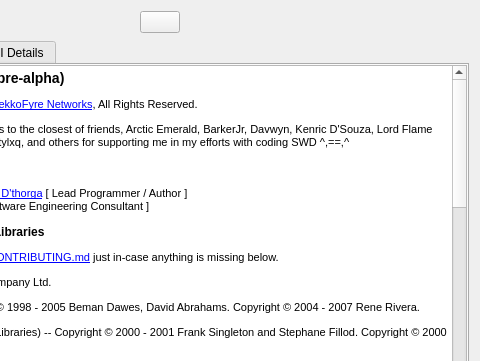
Qt form src/ui/aboutdialog.ui (GekkoFyre/small-world-deluxe) before a commit; both pictures show x 160 to 640 and y 0 to 361 of the 640 by 480 pixel window.
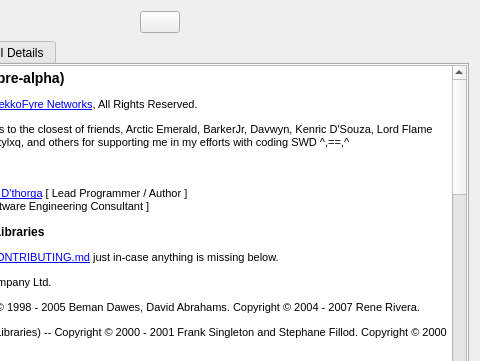
The same form after that commit.

Commit message: * Added comments to the source code within the audio encoding section of Small World Deluxe. * Changed around the CREDITS given to some newer sources while removing older ones no longer used! * Updated copyright sources too as per above, notably within the About screen.

```diff
--- a/src/ui/aboutdialog.ui
+++ b/src/ui/aboutdialog.ui
@@ -178,7 +178,15 @@
 &lt;p style=&quot; margin-top:12px; margin-bottom:12px; margin-left:0px; margin-right:0px; -qt-block-indent:0; text-indent:0px;&quot;&gt;&lt;span style=&quot; font-family:'Courier New'; font-size:8pt;&quot;&gt;KissFFT -- Copyright © 2003 - 2010 Mark Borgerding . All rights reserved.&lt;/span&gt;&lt;/p&gt;
 &lt;p style=&quot; margin-top:12px; margin-bottom:12px; margin-left:0px; margin-right:0px; -qt-block-indent:0; text-indent:0px;&quot;&gt;&lt;span style=&quot; font-family:'Courier New'; font-size:8pt;&quot;&gt;QwtWaterfallplot -- Copyright © 2019 Amine Mzoughi.&lt;/span&gt;&lt;/p&gt;
 &lt;hr /&gt;
-&lt;p style=&quot; margin-top:12px; margin-bottom:12px; margin-left:0px; margin-right:0px; -qt-block-indent:0; text-indent:0px;&quot;&gt;&lt;span style=&quot; font-family:'Courier New'; font-size:8pt;&quot;&gt;Opus -- Copyright © 2001 - 2011 Xiph.Org, Skype Limited, Octasic, Jean-Marc Valin, Timothy B. Terriberry, CSIRO, Gregory Maxwell, Mark Borgerding, Erik de Castro Lopo.&lt;/span&gt;&lt;/p&gt;
+&lt;p style=&quot; margin-top:12px; margin-bottom:0px; margin-left:0px; margin-right:0px; -qt-block-indent:0; text-indent:0px;&quot;&gt;&lt;span style=&quot; font-family:'Courier New'; font-size:8pt;&quot;&gt;Opus&lt;/span&gt;&lt;/p&gt;
+&lt;p style=&quot; margin-top:0px; margin-bottom:0px; margin-left:0px; margin-right:0px; -qt-block-indent:0; text-indent:0px;&quot;&gt;&lt;span style=&quot; font-family:'Courier New'; font-size:8pt;&quot;&gt;----------------------------------&lt;/span&gt;&lt;/p&gt;
+&lt;p style=&quot; margin-top:0px; margin-bottom:0px; margin-left:0px; margin-right:0px; -qt-block-indent:0; text-indent:0px;&quot;&gt;&lt;span style=&quot; font-family:'Courier New'; font-size:8pt;&quot;&gt;Copyright © 2001 - 2011 Xiph.Org, Skype Limited, Octasic, Jean-Marc Valin, Timothy B. Terriberry, CSIRO, Gregory Maxwell, Mark Borgerding, Erik de Castro Lopo.&lt;/span&gt;&lt;/p&gt;
+&lt;p style=&quot;-qt-paragraph-type:empty; margin-top:0px; margin-bottom:12px; margin-left:0px; margin-right:0px; -qt-block-indent:0; text-indent:0px; font-family:'Courier New'; font-size:8pt;&quot;&gt;&lt;br /&gt;&lt;/p&gt;
+&lt;p style=&quot; margin-top:12px; margin-bottom:0px; margin-left:0px; margin-right:0px; -qt-block-indent:0; text-indent:0px;&quot;&gt;&lt;span style=&quot; font-family:'Courier New'; font-size:8pt;&quot;&gt;libopusenc&lt;/span&gt;&lt;/p&gt;
+&lt;p style=&quot; margin-top:0px; margin-bottom:0px; margin-left:0px; margin-right:0px; -qt-block-indent:0; text-indent:0px;&quot;&gt;&lt;span style=&quot; font-family:'Courier New'; font-size:8pt;&quot;&gt;----------------------------------&lt;/span&gt;&lt;/p&gt;
+&lt;p style=&quot; margin-top:0px; margin-bottom:0px; margin-left:0px; margin-right:0px; -qt-block-indent:0; text-indent:0px;&quot;&gt;&lt;span style=&quot; font-family:'Courier New'; font-size:8pt;&quot;&gt;Copyright © 1994 - 2013 Xiph.Org Foundation and contributors.&lt;/span&gt;&lt;/p&gt;
+&lt;p style=&quot; margin-top:0px; margin-bottom:0px; margin-left:0px; margin-right:0px; -qt-block-indent:0; text-indent:0px;&quot;&gt;&lt;span style=&quot; font-family:'Courier New'; font-size:8pt;&quot;&gt;Copyright © 2017 Jean-Marc Valin.&lt;/span&gt;&lt;/p&gt;
+&lt;p style=&quot;-qt-paragraph-type:empty; margin-top:0px; margin-bottom:12px; margin-left:0px; margin-right:0px; -qt-block-indent:0; text-indent:0px; font-family:'Courier New'; font-size:8pt;&quot;&gt;&lt;br /&gt;&lt;/p&gt;
 &lt;p style=&quot; margin-top:12px; margin-bottom:12px; margin-left:40px; margin-right:40px; -qt-block-indent:0; text-indent:0px;&quot;&gt;&lt;span style=&quot; font-size:8pt;&quot;&gt;Redistribution and use in source and binary forms, with or without modification, are permitted provided that the following conditions are met:&lt;/span&gt;&lt;/p&gt;
 &lt;ul style=&quot;margin-top: 0px; margin-bottom: 0px; margin-left: 0px; margin-right: 0px; -qt-list-indent: 1;&quot;&gt;&lt;li style=&quot; font-size:8pt;&quot; style=&quot; margin-top:12px; margin-bottom:0px; margin-left:40px; margin-right:40px; -qt-block-indent:0; text-indent:0px;&quot;&gt;Redistributions of source code must retain the above copyright notice, this list of conditions and the following disclaimer.&lt;/li&gt;
 &lt;li style=&quot; font-size:8pt;&quot; style=&quot; margin-top:0px; margin-bottom:0px; margin-left:40px; margin-right:40px; -qt-block-indent:0; text-indent:0px;&quot;&gt;Redistributions in binary form must reproduce the above copyright notice, this list of conditions and the following disclaimer in the documentation and/or other materials provided with the distribution.&lt;/li&gt;
```
The commit also changes 9 other files.
